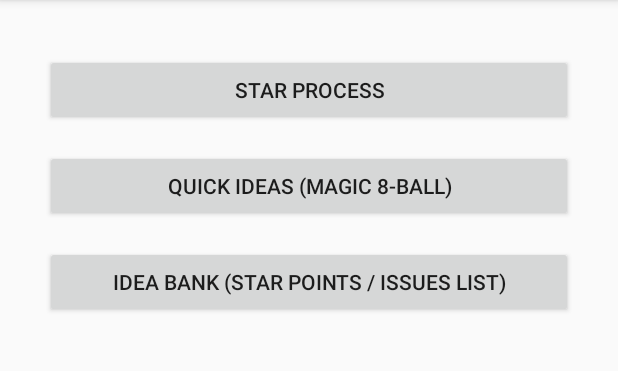
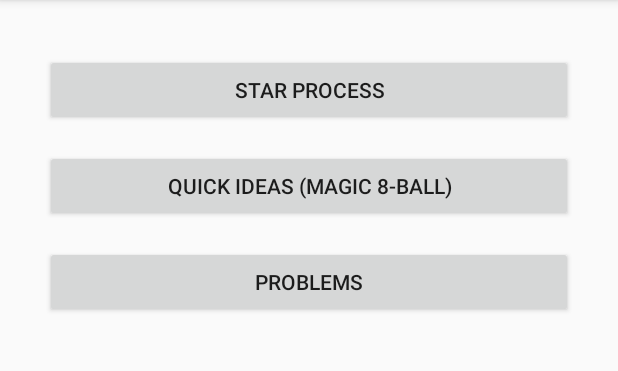
Before and after one commit to fredcrary/STAR_Parenting, an Android app: the screen it shows after launch (MainActivity), on a phone screen of 412 x 824 dp, the part 84-455 px from its top. Run offline under Robolectric (Android 15) with nearby library versions, the phone set to English and light mode, and no system bars.

Commit message:
Make button names @string references

```diff
--- a/android/StarParent/app/src/main/res/layout/activity_main.xml
+++ b/android/StarParent/app/src/main/res/layout/activity_main.xml
@@ -15,7 +15,7 @@
         android:layout_marginLeft="16dp"
         android:layout_marginRight="16dp"
         android:layout_marginTop="36dp"
-        android:text="STAR Process"
+        android:text="@string/title_activity_star_process_main"
         android:visibility="visible"
         app:layout_constraintLeft_toLeftOf="parent"
         app:layout_constraintRight_toRightOf="parent"
@@ -25,27 +25,27 @@
         android:id="@+id/btn_quick_ideas_main"
         android:layout_width="352dp"
         android:layout_height="wrap_content"
-        android:text="Quick Ideas (Magic 8-ball)"
+        android:layout_marginLeft="16dp"
+        android:layout_marginRight="16dp"
+        android:layout_marginTop="16dp"
+        android:text="@string/btn_quick_ideas"
         android:visibility="visible"
-        android:layout_marginTop="16dp"
-        app:layout_constraintTop_toBottomOf="@+id/btn_star_process_main"
-        android:layout_marginLeft="16dp"
         app:layout_constraintLeft_toLeftOf="parent"
-        android:layout_marginRight="16dp"
-        app:layout_constraintRight_toRightOf="parent" />
+        app:layout_constraintRight_toRightOf="parent"
+        app:layout_constraintTop_toBottomOf="@+id/btn_star_process_main" />
 
     <Button
         android:id="@+id/btn_idea_bank_main"
         android:layout_width="352dp"
         android:layout_height="wrap_content"
-        android:text="Idea Bank (Star Points / Issues List)"
+        android:layout_marginLeft="16dp"
+        android:layout_marginRight="16dp"
+        android:layout_marginTop="16dp"
+        android:text="@string/btn_idea_bank"
         android:visibility="visible"
-        android:layout_marginTop="16dp"
-        app:layout_constraintTop_toBottomOf="@+id/btn_quick_ideas_main"
-        android:layout_marginLeft="16dp"
         app:layout_constraintLeft_toLeftOf="parent"
-        android:layout_marginRight="16dp"
-        app:layout_constraintRight_toRightOf="parent" />
+        app:layout_constraintRight_toRightOf="parent"
+        app:layout_constraintTop_toBottomOf="@+id/btn_quick_ideas_main" />
 
 
 </android.support.constraint.ConstraintLayout>
--- a/android/StarParent/app/src/main/res/values/strings.xml
+++ b/android/StarParent/app/src/main/res/values/strings.xml
@@ -3,4 +3,7 @@
     <string name="title_activity_star_process_main">STAR Process</string>
     <string name="title_activity_idea_bank_main">Idea Bank</string>
     <string name="title_activity_quick_ideas_main">Quick Ideas</string>
+    <string name="btn_star_process">STAR Process</string>
+    <string name="btn_quick_ideas">Quick Ideas (Magic 8-Ball)</string>
+    <string name="btn_idea_bank">Problems</string>
 </resources>
```
